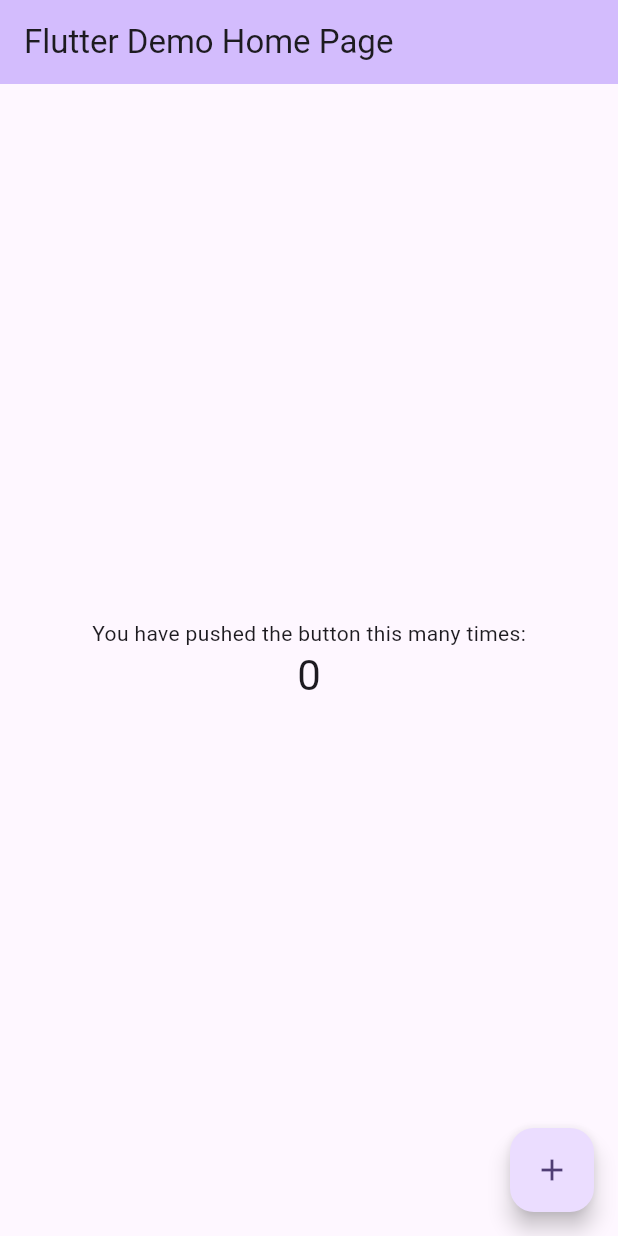
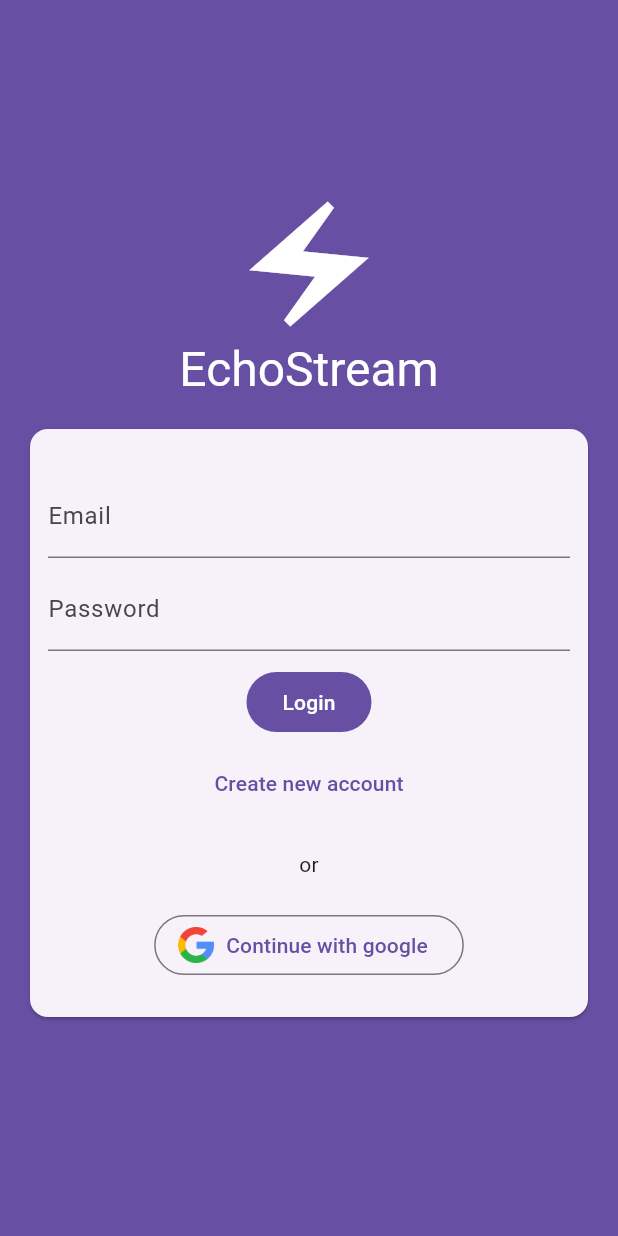
Before and after one commit to raj-p26/echo_stream, a Flutter app: the screen it shows after launch, on a phone screen of 412 x 824 dp. Run offline on Flutter 3.47's test engine with Material 3 defaults, Android fonts, the light colour scheme and no system bars; our stand-ins replace cloud_firestore, firebase_auth, firebase_core, google_sign_in; accounts and stored records are empty.

Commit message:
feat: auth

```diff
--- a/lib/main.dart
+++ b/lib/main.dart
@@ -1,122 +1,72 @@
+import 'package:cloud_firestore/cloud_firestore.dart';
+import 'package:echo_stream/screens/auth.dart';
+import 'package:echo_stream/screens/home.dart';
+import 'package:echo_stream/screens/set_username.dart';
+import 'package:firebase_auth/firebase_auth.dart';
 import 'package:flutter/material.dart';
+import 'package:firebase_core/firebase_core.dart';
+import 'firebase_options.dart';
 
-void main() {
-  runApp(const MyApp());
+void main() async {
+  WidgetsFlutterBinding.ensureInitialized();
+  await Firebase.initializeApp(options: DefaultFirebaseOptions.currentPlatform);
+
+  runApp(const App());
 }
 
-class MyApp extends StatelessWidget {
-  const MyApp({super.key});
+class App extends StatefulWidget {
+  const App({super.key});
 
-  // This widget is the root of your application.
   @override
-  Widget build(BuildContext context) {
-    return MaterialApp(
-      title: 'Flutter Demo',
-      theme: ThemeData(
-        // This is the theme of your application.
-        //
-        // TRY THIS: Try running your application with "flutter run". You'll see
-        // the application has a purple toolbar. Then, without quitting the app,
-        // try changing the seedColor in the colorScheme below to Colors.green
-        // and then invoke "hot reload" (save your changes or press the "hot
-        // reload" button in a Flutter-supported IDE, or press "r" if you used
-        // the command line to start the app).
-        //
-        // Notice that the counter didn't reset back to zero; the application
-        // state is not lost during the reload. To reset the state, use hot
-        // restart instead.
-        //
-        // This works for code too, not just values: Most code changes can be
-        // tested with just a hot reload.
-        colorScheme: ColorScheme.fromSeed(seedColor: Colors.deepPurple),
-      ),
-      home: const MyHomePage(title: 'Flutter Demo Home Page'),
-    );
-  }
+  State<App> createState() => _AppState();
 }
 
-class MyHomePage extends StatefulWidget {
-  const MyHomePage({super.key, required this.title});
-
-  // This widget is the home page of your application. It is stateful, meaning
-  // that it has a State object (defined below) that contains fields that affect
-  // how it looks.
-
-  // This class is the configuration for the state. It holds the values (in this
-  // case the title) provided by the parent (in this case the App widget) and
-  // used by the build method of the State. Fields in a Widget subclass are
-  // always marked "final".
-
-  final String title;
+class _AppState extends State<App> {
+  late Stream<User?> authStateChanges;
+  final _firestore = FirebaseFirestore.instance;
 
   @override
-  State<MyHomePage> createState() => _MyHomePageState();
-}
-
-class _MyHomePageState extends State<MyHomePage> {
-  int _counter = 0;
-
-  void _incrementCounter() {
-    setState(() {
-      // This call to setState tells the Flutter framework that something has
-      // changed in this State, which causes it to rerun the build method below
-      // so that the display can reflect the updated values. If we changed
-      // _counter without calling setState(), then the build method would not be
-      // called again, and so nothing would appear to happen.
-      _counter++;
-    });
+  void initState() {
+    super.initState();
+    authStateChanges = FirebaseAuth.instance.authStateChanges();
   }
 
   @override
   Widget build(BuildContext context) {
-    // This method is rerun every time setState is called, for instance as done
-    // by the _incrementCounter method above.
-    //
-    // The Flutter framework has been optimized to make rerunning build methods
-    // fast, so that you can just rebuild anything that needs updating rather
-    // than having to individually change instances of widgets.
-    return Scaffold(
-      appBar: AppBar(
-        // TRY THIS: Try changing the color here to a specific color (to
-        // Colors.amber, perhaps?) and trigger a hot reload to see the AppBar
-        // change color while the other colors stay the same.
-        backgroundColor: Theme.of(context).colorScheme.inversePrimary,
-        // Here we take the value from the MyHomePage object that was created by
-        // the App.build method, and use it to set our appbar title.
-        title: Text(widget.title),
+    return MaterialApp(
+      debugShowCheckedModeBanner: false,
+      home: StreamBuilder(
+        stream: authStateChanges,
+        builder: (context, snapshot) {
+          if (snapshot.connectionState == ConnectionState.waiting) {
+            return Scaffold(
+              body: const Center(child: CircularProgressIndicator()),
+            );
+          }
+
+          if (!snapshot.hasData) {
+            return const Auth();
+          }
+          final userData = snapshot.data!;
+
+          return FutureBuilder(
+            future: _firestore.collection('users').doc(userData.uid).get(),
+            builder: (ctx, userInfoSnapshot) {
+              if (userInfoSnapshot.connectionState == ConnectionState.waiting) {
+                return Scaffold(
+                  body: const Center(child: CircularProgressIndicator()),
+                );
+              }
+              final userInfo = userInfoSnapshot.data!.data();
+              if (userInfo == null || userInfo['username'] == null) {
+                return SetUsername();
+              }
+
+              return const Home();
+            },
+          );
+        },
       ),
-      body: Center(
-        // Center is a layout widget. It takes a single child and positions it
-        // in the middle of the parent.
-        child: Column(
-          // Column is also a layout widget. It takes a list of children and
-          // arranges them vertically. By default, it sizes itself to fit its
-          // children horizontally, and tries to be as tall as its parent.
-          //
-          // Column has various properties to control how it sizes itself and
-          // how it positions its children. Here we use mainAxisAlignment to
-          // center the children vertically; the main axis here is the vertical
-          // axis because Columns are vertical (the cross axis would be
-          // horizontal).
-          //
-          // TRY THIS: Invoke "debug painting" (choose the "Toggle Debug Paint"
-          // action in the IDE, or press "p" in the console), to see the
-          // wireframe for each widget.
-          mainAxisAlignment: MainAxisAlignment.center,
-          children: <Widget>[
-            const Text('You have pushed the button this many times:'),
-            Text(
-              '$_counter',
-              style: Theme.of(context).textTheme.headlineMedium,
-            ),
-          ],
-        ),
-      ),
-      floatingActionButton: FloatingActionButton(
-        onPressed: _incrementCounter,
-        tooltip: 'Increment',
-        child: const Icon(Icons.add),
-      ), // This trailing comma makes auto-formatting nicer for build methods.
     );
   }
 }
--- /dev/null
+++ b/lib/screens/auth.dart
@@ -0,0 +1,225 @@
+import 'package:cloud_firestore/cloud_firestore.dart';
+import 'package:firebase_auth/firebase_auth.dart';
+import 'package:flutter/material.dart';
+import 'package:google_sign_in/google_sign_in.dart';
+
+class Auth extends StatefulWidget {
+  const Auth({super.key});
+
+  @override
+  State<Auth> createState() => _AuthState();
+}
+
+class _AuthState extends State<Auth> {
+  final _firebaseAuth = FirebaseAuth.instance;
+  final _firestore = FirebaseFirestore.instance;
+
+  final _formKey = GlobalKey<FormState>();
+  bool _isLogin = true;
+  bool _isSubmitting = false;
+  String _enteredFullName = "", _enteredEmail = "", _enteredPassword = "";
+
+  void _submit() async {
+    setState(() {
+      setState(() => _isSubmitting = true);
+    });
+
+    if (!_formKey.currentState!.validate()) return;
+    _formKey.currentState!.save();
+    try {
+      if (_isLogin) {
+        final userCredentials = await _firebaseAuth.signInWithEmailAndPassword(
+          email: _enteredEmail,
+          password: _enteredPassword,
+        );
+        if (userCredentials.user == null) {
+          _showSnackbar('Invalid credentials');
+          return;
+        }
+      } else {
+        final userCredentials = await _firebaseAuth
+            .createUserWithEmailAndPassword(
+              email: _enteredEmail,
+              password: _enteredPassword,
+            );
+
+        await _firestore.collection('users').doc(userCredentials.user!.uid).set(
+          {'fullName': _enteredFullName, 'email': _enteredEmail},
+        );
+      }
+    } on FirebaseAuthException catch (e) {
+      _showSnackbar(e.message ?? 'Something went wrong');
+      print('auth error -> ${e.code}');
+    } finally {
+      setState(() {
+        setState(() => _isSubmitting = false);
+      });
+    }
+  }
+
+  void _signInWithGoogle() async {
+    setState(() {
+      _isSubmitting = true;
+    });
+
+    try {
+      final googleUser = await GoogleSignIn().signIn();
+      if (googleUser == null) return;
+
+      final googleAuth = await googleUser.authentication;
+
+      final credential = GoogleAuthProvider.credential(
+        accessToken: googleAuth.accessToken,
+        idToken: googleAuth.idToken,
+      );
+
+      final userCredentials = await _firebaseAuth.signInWithCredential(
+        credential,
+      );
+      final userExistsSnapshot =
+          await _firestore
+              .collection('users')
+              .doc(userCredentials.user!.uid)
+              .get();
+
+      if (userExistsSnapshot.data() == null) {
+        final user = userCredentials.user!;
+
+        await _firestore.collection('users').doc(userCredentials.user!.uid).set(
+          {'fullName': user.displayName, 'email': user.email},
+        );
+      }
+    } on FirebaseAuthException catch (e) {
+      _showSnackbar(e.message ?? 'Something went wrong');
+      print('error code -> ${e.code}');
+    } finally {
+      setState(() {
+        _isSubmitting = false;
+      });
+    }
+  }
+
+  void _showSnackbar(final String msg) {
+    ScaffoldMessenger.of(context).clearSnackBars();
+    ScaffoldMessenger.of(context).showSnackBar(SnackBar(content: Text(msg)));
+  }
+
+  @override
+  Widget build(BuildContext context) {
+    final theme = Theme.of(context);
+
+    return Scaffold(
+      backgroundColor: theme.colorScheme.primary,
+      body: Center(
+        child: SingleChildScrollView(
+          child: Column(
+            mainAxisSize: MainAxisSize.min,
+            children: [
+              Icon(
+                Icons.electric_bolt_sharp,
+                size: 100.0,
+                color: theme.colorScheme.onPrimary,
+              ),
+              Text(
+                'EchoStream',
+                style: theme.textTheme.headlineLarge?.copyWith(
+                  color: theme.colorScheme.onPrimary,
+                ),
+              ),
+              Card(
+                margin: const EdgeInsets.all(20.0),
+                child: Padding(
+                  padding: const EdgeInsets.symmetric(
+                    vertical: 24.0,
+                    horizontal: 12.0,
+                  ),
+                  child: Form(
+                    key: _formKey,
+                    child: Column(
+                      children: [
+                        if (!_isLogin)
+                          TextFormField(
+                            key: Key('fullNameField'),
+                            decoration: const InputDecoration(
+                              label: Text("Full name"),
+                            ),
+                            textCapitalization: TextCapitalization.words,
+                            validator: (value) {
+                              if (value == null || value.trim().isEmpty) {
+                                return "Please enter your full name";
+                              }
+                              return null;
+                            },
+                            onSaved: (value) => _enteredFullName = value!,
+                          ),
+                        const SizedBox(height: 6.0),
+                        TextFormField(
+                          key: Key('emailField'),
+                          decoration: const InputDecoration(
+                            label: Text("Email"),
+                          ),
+                          keyboardType: TextInputType.emailAddress,
+                          validator: (value) {
+                            if (value == null || value.trim().isEmpty) {
+                              return "Please enter valid email address";
+                            }
+                            return null;
+                          },
+                          onSaved: (value) => _enteredEmail = value!,
+                        ),
+                        const SizedBox(height: 6.0),
+                        TextFormField(
+                          key: Key('passwordField'),
+                          decoration: InputDecoration(label: Text('Password')),
+                          validator: (value) {
+                            if (value == null || value.trim().length < 6) {
+                              return "Password must have minimum length of 6 characters";
+                            }
+
+                            return null;
+                          },
+                          obscureText: true,
+                          onSaved: (value) => _enteredPassword = value!,
+                        ),
+                        const SizedBox(height: 10.0),
+                        FilledButton(
+                          onPressed: _isSubmitting ? null : _submit,
+                          child: Text(_isLogin ? 'Login' : 'Signup'),
+                        ),
+                        const SizedBox(height: 6.0),
+                        TextButton(
+                          onPressed:
+                              _isSubmitting
+                                  ? null
+                                  : () {
+                                    setState(() => _isLogin = !_isLogin);
+                                  },
+                          child: Text(
+                            _isLogin
+                                ? 'Create new account'
+                                : 'Already have an account',
+                          ),
+                        ),
+                        const SizedBox(height: 20.0),
+                        const Text('or'),
+                        const SizedBox(height: 20.0),
+                        OutlinedButton.icon(
+                          icon: Image.asset(
+                            'images/google-logo.png',
+                            height: 24.0,
+                          ),
+                          onPressed: _isSubmitting ? null : _signInWithGoogle,
+                          label: Text('Continue with google'),
+                        ),
+                      ],
+                    ),
+                  ),
+                ),
+              ),
+            ],
+          ),
+        ),
+      ),
+    );
+  }
+}
```
Also changed, not shown: lib/screens/home.dart (added, +27 -0 lines), lib/screens/set_username.dart (added, +100 -0 lines), pubspec.yaml (+7 -67 lines), firebase.json (added), images/google-logo.png (added), lib/firebase_options.dart (added), pubspec.lock, 8 other files.
